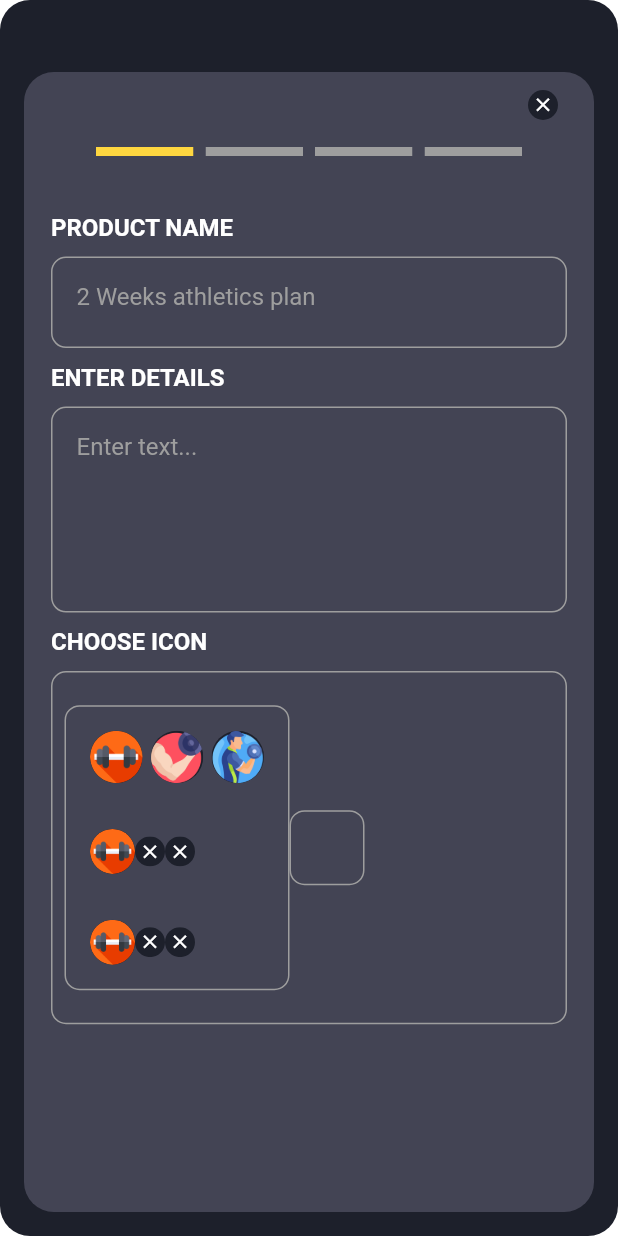
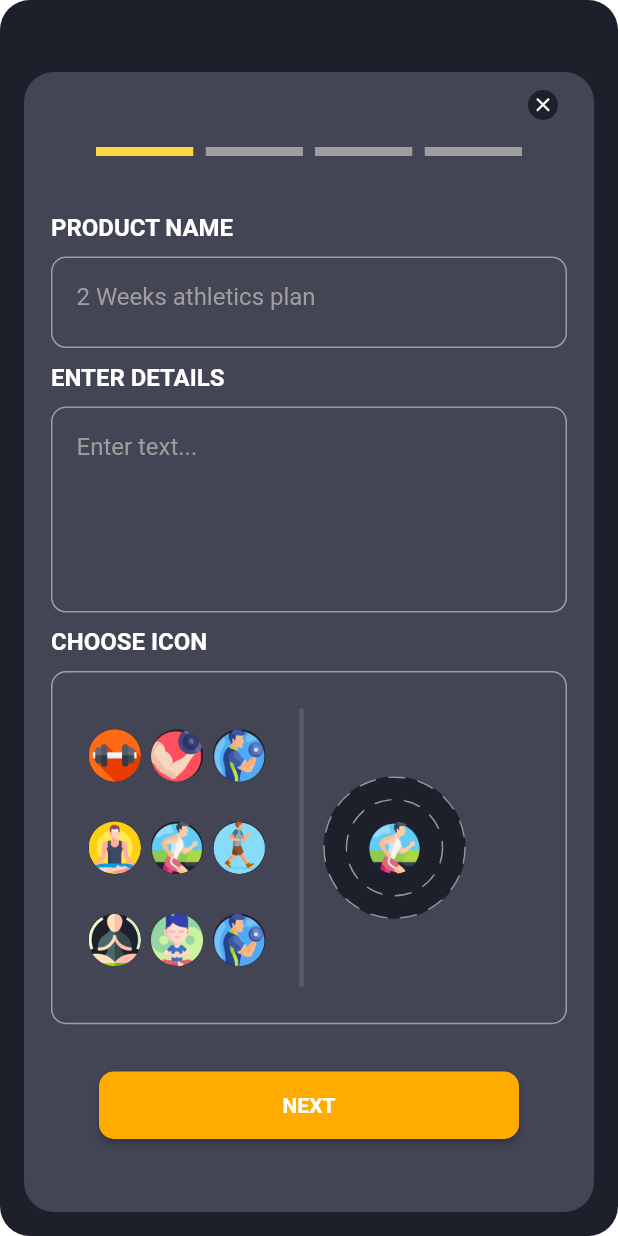
Before and after one commit to ANNASUTHA/excelledia_design, a Flutter app: the screen it shows after launch, after a tap on "ADD NOW", on a phone screen of 412 x 824 dp. Run offline on Flutter 3.47's test engine with Material 2 defaults, Android fonts, the phone set to English and light mode, and no system bars; drawn by our look-alikes of dotted_border, step_progress_indicator; our stand-ins replace flutter_svg, lottie; missing offline and left inert: draggable_widget.

```diff
--- a/lib/view/pages/add_product_page.dart
+++ b/lib/view/pages/add_product_page.dart
@@ -1,24 +1,38 @@
+import 'package:dotted_border/dotted_border.dart';
+import 'package:draggable_widget/draggable_widget.dart';
 import 'package:flutter/cupertino.dart';
 import 'package:flutter/material.dart';
+import 'package:lottie/lottie.dart';
 import 'package:step_progress_indicator/step_progress_indicator.dart';
 
 import '../utils/common/validation.dart';
+import '../widgets/buttonWidget.dart';
 import '../widgets/textfield.dart';
 
 class AddProductScreen extends StatefulWidget {
-  const AddProductScreen({Key? key}) : super(key: key);
+  const AddProductScreen({Key? key, }) : super(key: key);
 
   @override
   State<AddProductScreen> createState() => _AddProductState();
 }
 
 class _AddProductState extends State<AddProductScreen> {
+  late final Widget child;
   final AutovalidateMode _autoValidateMode = AutovalidateMode.disabled;
   final TextEditingController _productNameController = TextEditingController();
   final TextEditingController _productDescriptionController = TextEditingController();
   final _formKey = GlobalKey<FormState>();
-  Offset position = const Offset(0.0, 0.0);
-  final AssetImage _imageToShow =  const AssetImage('assets/images/apple.png');
+  final AssetImage _imageToShow =  const AssetImage('assets/images/barbell.png');
+  final dragController = DragController();
+  Offset position = Offset(100, 100);
+  double prevScale = 1;
+  double scale = 1;
+
+  void updateScale(double zoom) => setState(() => scale = prevScale * zoom);
+  void commitScale() => setState(() => prevScale = scale);
+  void updatePosition(Offset newPosition) =>
+      setState(() => position = newPosition);
+
   @override
   Widget build(BuildContext context) {
     Size screenSize = MediaQuery.of(context).size;
@@ -65,8 +79,8 @@ Widget _productDetails(BuildContext context,Size screenSize){
     return Form(
       key: _formKey,
       child: Column(
-        mainAxisAlignment: MainAxisAlignment.start,
-        crossAxisAlignment: CrossAxisAlignment.start,
+       /* mainAxisAlignment: MainAxisAlignment.start,
+        crossAxisAlignment: CrossAxisAlignment.start,*/
         children: [
           const SizedBox(
             height: 20,
@@ -92,6 +106,22 @@ Widget _productDetails(BuildContext context,Size screenSize){
             height: 10,
           ),
           _iconDetails(screenSize),
+          const SizedBox(
+            height: 30,
+          ),
+          ButtonWidget(
+            title: "NEXT",
+            onPressed: () {
+              Navigator.push(
+                context,
+                MaterialPageRoute(
+                    builder: (context) => const AddProductScreen(
+
+                    )),
+              );
+            },
+
+          ),
         ],
       ),
     );
@@ -129,13 +159,9 @@ Widget _iconDetails(Size size){
     child: Row(
       //mainAxisAlignment: MainAxisAlignment.spaceBetween,
       children: [
-        Container(
+        SizedBox(
           height: 190,
           width: 150,
-          decoration: BoxDecoration(
-            border: Border.all(color: Colors.grey),
-            borderRadius: BorderRadius.all(Radius.circular(10.0)),
-          ),
           child: Padding(
             padding: const EdgeInsets.all(16.0),
             child: Column(
@@ -150,7 +176,7 @@ Widget _iconDetails(Size size){
             child: InkWell(
               splashColor: Colors.amberAccent, // Splash color
               onTap: () {
-                            Navigator.pop(context);
+                // dragController.jumpTo(AnchoringPosition.topRight);
               },
               child:  Container(width: 35, height: 35,
                 padding: const EdgeInsets.all(2.0),
@@ -208,6 +234,7 @@ Widget _iconDetails(Size size){
                   ],
                 ),
                 Row(
+                  mainAxisAlignment: MainAxisAlignment.spaceBetween,
                   children: [
                     ClipOval(
                       child: Material(
@@ -217,10 +244,10 @@ Widget _iconDetails(Size size){
                           onTap: () {
                             Navigator.pop(context);
                           },
-                          child:  Container(width: 30, height: 30,
+                          child:  Container(width: 35, height: 35,
                             padding: const EdgeInsets.all(2.0),
                             decoration: const BoxDecoration(
-                              image: DecorationImage(image: AssetImage("assets/images/barbell.png",),fit: BoxFit.cover),
+                              image: DecorationImage(image: AssetImage("assets/images/meditation.png",),fit: BoxFit.cover),
                               //color: Color(0xFF434454),
                               //borderRadius: BorderRadius.all(Radius.circular(20.0)),
                             ),
@@ -237,45 +264,10 @@ Widget _iconDetails(Size size){
                           onTap: () {
                             Navigator.pop(context);
                           },
-                          child: const SizedBox(width: 20, height: 20,child: Padding(
-                            padding: EdgeInsets.all(2.0),
-                            child: Icon(Icons.close,size: 15,),
-                          )),
-                        ),
-                      ),
-                    ),
-                    ClipOval(
-                      child: Material(
-                        color: const Color(0xFF1d202b), // Button color
-                        child: InkWell(
-                          splashColor: Colors.amberAccent, // Splash color
-                          onTap: () {
-                            Navigator.pop(context);
-                          },
-                          child: const SizedBox(width: 20, height: 20,child: Padding(
-                            padding: EdgeInsets.all(2.0),
-                            child: Icon(Icons.close,size: 15,),
-                          )),
-                        ),
-                      ),
-                    ),
-
-                  ],
-                ),
-                Row(
-                  children: [
-                    ClipOval(
-                      child: Material(
-                        color: const Color(0xFF1d202b), // Button color
-                        child: InkWell(
-                          splashColor: Colors.amberAccent, // Splash color
-                          onTap: () {
-                            Navigator.pop(context);
-                          },
-                          child:  Container(width: 30, height: 30,
+                          child:  Container(width: 35, height: 35,
                             padding: const EdgeInsets.all(2.0),
                             decoration: const BoxDecoration(
-                              image: DecorationImage(image: AssetImage("assets/images/barbell.png",),fit: BoxFit.cover),
+                              image: DecorationImage(image: AssetImage("assets/images/running.png",),fit: BoxFit.cover),
                               //color: Color(0xFF434454),
                               //borderRadius: BorderRadius.all(Radius.circular(20.0)),
                             ),
@@ -292,10 +284,40 @@ Widget _iconDetails(Size size){
                           onTap: () {
                             Navigator.pop(context);
                           },
-                          child: const SizedBox(width: 20, height: 20,child: Padding(
-                            padding: EdgeInsets.all(2.0),
-                            child: Icon(Icons.close,size: 15,),
-                          )),
+                          child:  Container(width: 35, height: 35,
+                            padding: const EdgeInsets.all(2.0),
+                            decoration: const BoxDecoration(
+                              image: DecorationImage(image: AssetImage("assets/images/walking.png",),fit: BoxFit.cover),
+                              //color: Color(0xFF434454),
+                              //borderRadius: BorderRadius.all(Radius.circular(20.0)),
+                            ),
+
+                          ),
+                        ),
+                      ),
+                    ),
+                  ],
+                ),
+                Row(
+                  mainAxisAlignment: MainAxisAlignment.spaceBetween,
+                  children: [
+                    ClipOval(
+                      child: Material(
+                        color: const Color(0xFF1d202b), // Button color
+                        child: InkWell(
+                          splashColor: Colors.amberAccent, // Splash color
+                          onTap: () {
+                            Navigator.pop(context);
+                          },
+                          child:  Container(width: 35, height: 35,
+                            padding: const EdgeInsets.all(2.0),
+                            decoration: const BoxDecoration(
+                              image: DecorationImage(image: AssetImage("assets/images/yoga.png",),fit: BoxFit.cover),
+                              //color: Color(0xFF434454),
+                              //borderRadius: BorderRadius.all(Radius.circular(20.0)),
+                            ),
+
+                          ),
                         ),
                       ),
                     ),
@@ -307,14 +329,38 @@ Widget _iconDetails(Size size){
                           onTap: () {
                             Navigator.pop(context);
                           },
-                          child: const SizedBox(width: 20, height: 20,child: Padding(
-                            padding: EdgeInsets.all(2.0),
-                            child: Icon(Icons.close,size: 15,),
-                          )),
+                          child:  Container(width: 35, height: 35,
+                            padding: const EdgeInsets.all(2.0),
+                            decoration: const BoxDecoration(
+                              image: DecorationImage(image: AssetImage("assets/images/yoga-pose.png",),fit: BoxFit.cover),
+                              //color: Color(0xFF434454),
+                              //borderRadius: BorderRadius.all(Radius.circular(20.0)),
+                            ),
+
                           ),
                         ),
                       ),
+                    ),
+                    ClipOval(
+                      child: Material(
+                        color: const Color(0xFF1d202b), // Button color
+                        child: InkWell(
+                          splashColor: Colors.amberAccent, // Splash color
+                          onTap: () {
+                            Navigator.pop(context);
+                          },
+                          child:  Container(width: 35, height: 35,
+                            padding: const EdgeInsets.all(2.0),
+                            decoration: const BoxDecoration(
+                              image: DecorationImage(image: AssetImage("assets/images/fitness.png",),fit: BoxFit.cover),
+                              //color: Color(0xFF434454),
+                              //borderRadius: BorderRadius.all(Radius.circular(20.0)),
+                            ),
 
+                          ),
+                        ),
+                      ),
+                    ),
                   ],
                 ),
 
@@ -322,17 +368,77 @@ Widget _iconDetails(Size size){
             ),
           ),
         ),
+        Padding(
+          padding: const EdgeInsets.only(top: 16.0,bottom: 16.0),
+          child: const VerticalDivider(
+            thickness: 3,
+          ),
+        ),
+        SizedBox(
+          width: 4,
+        ),
         Container(
-          height: 50,
-          width: 50,
-          decoration: BoxDecoration(
+          height: 190,
+          width: 100,
+          /*decoration: BoxDecoration(
             border: Border.all(color: Colors.grey),
             borderRadius: BorderRadius.all(Radius.circular(10.0)),
-          ),
+          ),*/
+          child: _imageView(),
         ),
       ],
     ),
   );
+  }
+  Widget _imageView(){
+    return Center(
+      child: ClipOval(
+        child: Material(
+        color: const Color(0xFF1d202b),
+        child: DottedBorder(
+          padding: const EdgeInsets.all(15.0),
+          dashPattern: const [10, 10],
+          strokeWidth: 2,
+          strokeCap: StrokeCap.round,
+          color: const Color(0xFF959595),
+          borderType: BorderType.Circle,
+          child: ClipOval(
+            child: Material(
+            color: const Color(0xFF1d202b),
+            child: DottedBorder(
+              padding: const EdgeInsets.all(15.0),
+              dashPattern: const [10, 10],
+              strokeWidth: 2,
+              strokeCap: StrokeCap.round,
+              color: const Color(0xFF959595),
+              borderType: BorderType.Circle,
+              child: ClipOval(
+                child: Material(
+                  color: const Color(0xFF1d202b), // Button color
+                  child: InkWell(
+                    splashColor: Colors.amberAccent, // Splash color
+                    onTap: () {
+                      Navigator.pop(context);
+                    },
+                    child:  Container(width: 35, height: 35,
+                      padding: const EdgeInsets.all(2.0),
+                      decoration: const BoxDecoration(
+                        image: DecorationImage(image: AssetImage("assets/images/running.png",),fit: BoxFit.cover),
+                        //color: Color(0xFF434454),
+                        //borderRadius: BorderRadius.all(Radius.circular(20.0)),
+                      ),
+
+                    ),
+                  ),
+                ),
+              ),
+            ),
+          ),
+    ),
+        ),
+      ),)
+    );
+
   }
 Widget _enterDetails(Size size){
   return Container(
--- a/pubspec.yaml
+++ b/pubspec.yaml
@@ -40,6 +40,7 @@ dependencies:
   step_progress_indicator: ^1.0.2
   lottie: ^1.2.2
   draggable_widget: ^2.0.0
+
 
 
 dev_dependencies:
```
Lines whose indentation alone changed are shown as unchanged.
